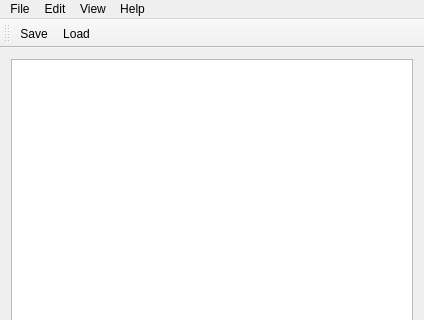
Qt form ohm_gui/mainwindow.ui (olehermanse/ohm) before a commit; both pictures show x 0 to 424 and y 0 to 320 of the 424 by 529 pixel window.
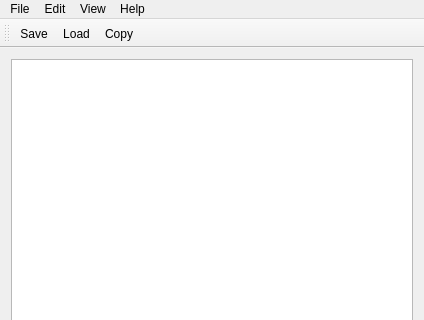
The same form after that commit. Icons and pictures are not drawn.

Commit message: Added copy button

Patch:
```diff
--- a/ohm_gui/mainwindow.ui
+++ b/ohm_gui/mainwindow.ui
@@ -144,6 +144,7 @@
    </attribute>
    <addaction name="actionSave"/>
    <addaction name="actionLoad"/>
+   <addaction name="actionCopy"/>
   </widget>
   <action name="actionSave">
    <property name="icon">
```
Left out of the diff: 4 changed lines with no effect on the pictures. The commit also changes 1 other file.
